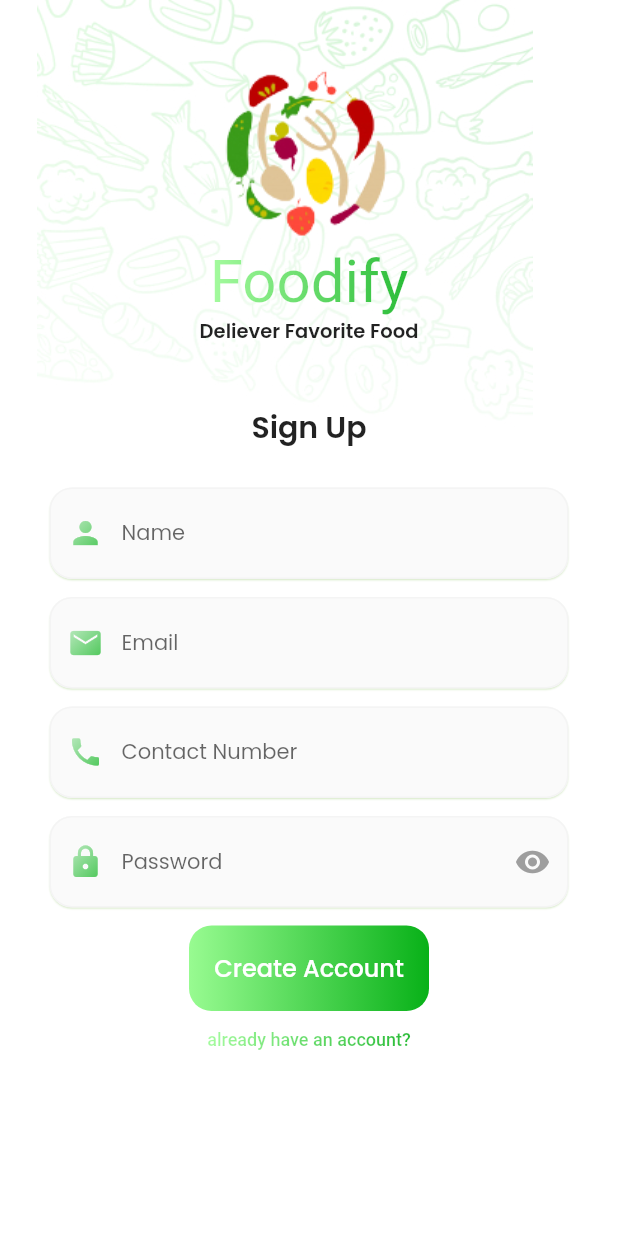
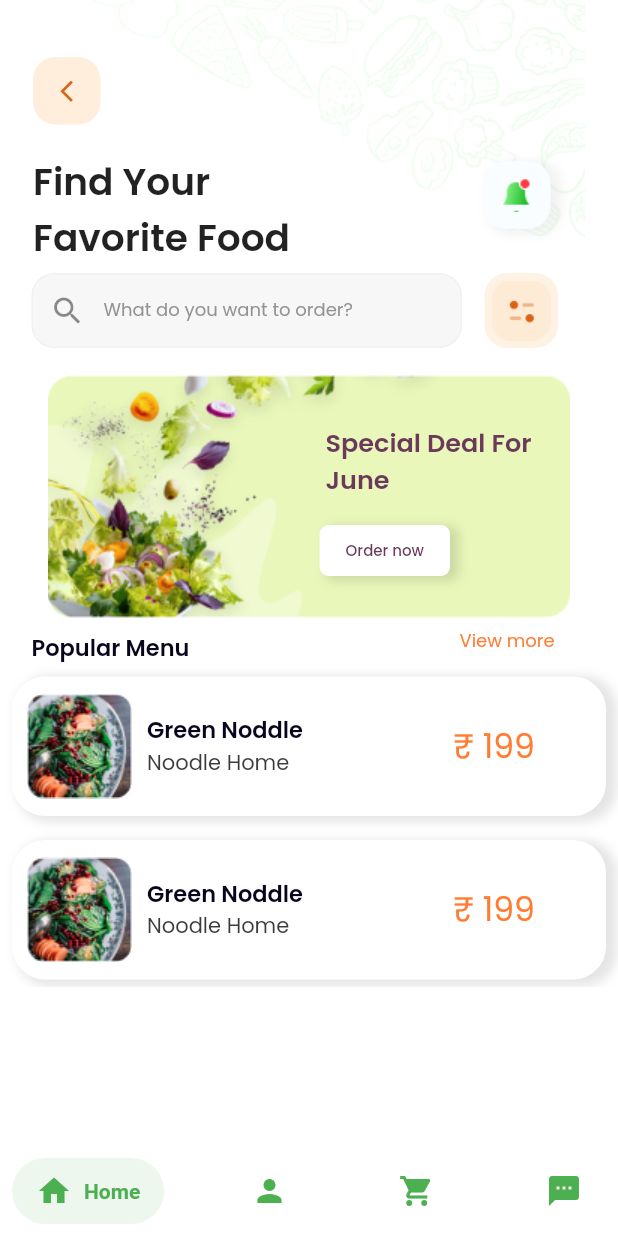
Before and after one commit to The-Robotics-Forum/flutter-ui-templates, a Flutter app: the screen it shows after launch, on a phone screen of 412 x 824 dp. Run offline on Flutter 3.47's test engine with Material 2 defaults, Android fonts, the phone set to English and light mode, and no system bars; drawn by our look-alikes of salomon_bottom_bar; our stand-ins replace animated_splash_screen, battery_plus, carousel_slider, fl_chart, flutter_map, flutter_spinkit and 15 more; missing offline and left inert: battery_indicator, flutter_settings_ui, qr_code_scanner, tab_container, torch_light; Roboto replaces fonts that are missing (Viga); project files that could hold a hidden picture were left out.

Commit message:
#119 Fixed Starter Page

```diff
--- /dev/null
+++ b/projects/canteen_app/lib/Screen/bottom_nav_bar.dart
@@ -0,0 +1,60 @@
+import 'package:canteen_app/Screen/starter_page.dart';
+import 'package:flutter/material.dart';
+import 'package:salomon_bottom_bar/salomon_bottom_bar.dart';
+
+class BottomNavigationBarUI extends StatefulWidget {
+  const BottomNavigationBarUI({Key? key}) : super(key: key);
+
+  @override
+  State<BottomNavigationBarUI> createState() => _BottomNavigationBarUIState();
+}
+
+class _BottomNavigationBarUIState extends State<BottomNavigationBarUI> {
+  var _currentIndex = 0;
+
+  @override
+  Widget build(BuildContext context) {
+    return  SalomonBottomBar(
+        currentIndex: _currentIndex,
+        onTap: (i) => setState(() => _currentIndex = i),
+        items: [
+
+          SalomonBottomBarItem(
+            icon: const Icon(Icons.home),
+            title: const Text("Home"),
+            selectedColor: Colors.green,
+            unselectedColor: Colors.green,
+
+
+          ),
+
+
+
+          SalomonBottomBarItem(
+            icon: const Icon(Icons.person),
+            title: const Text("Account"),
+              selectedColor: Colors.green,
+              unselectedColor: Colors.green
+
+          ),
+
+
+          SalomonBottomBarItem(
+            icon: const Icon(Icons.shopping_cart),
+            title: const Text("Cart"),
+              selectedColor: Colors.green,
+              unselectedColor: Colors.green
+          ),
+
+
+          SalomonBottomBarItem(
+            icon: const Icon(Icons.sms),
+            title: const Text("Chats"),
+              selectedColor: Colors.green,
+              unselectedColor: Colors.green
+          ),
+        ],
+
+    );
+  }
+}
--- /dev/null
+++ b/projects/canteen_app/lib/Screen/starter_page.dart
@@ -0,0 +1,248 @@
+import 'package:canteen_app/Screen/bottom_nav_bar.dart';
+import 'package:flutter/material.dart';
+import 'package:google_fonts/google_fonts.dart';
+
+class StaterPageScreen extends StatefulWidget {
+  const StaterPageScreen({Key? key}) : super(key: key);
+
+  @override
+  State<StaterPageScreen> createState() => _StaterPageScreenState();
+}
+
+class _StaterPageScreenState extends State<StaterPageScreen> {
+  @override
+  Widget build(BuildContext context) {
+    return Scaffold(
+      backgroundColor: const Color(0xFFFFFFFF),
+      bottomNavigationBar: const BottomNavigationBarUI(),
+      body: SafeArea(
+        child: Stack(children: [
+          const Image(image: AssetImage('assets/Pattern2.jpg')),
+          Column(crossAxisAlignment: CrossAxisAlignment.start, children: [
+            Padding(
+              padding: const EdgeInsets.only(top: 38.0, left: 22),
+              child: GestureDetector(
+                onTap: () {
+                  Navigator.pop(context);
+                },
+                child: Container(
+                  height: 45,
+                  width: 45,
+                  decoration: BoxDecoration(
+                    borderRadius: BorderRadius.circular(15),
+                    color: const Color(0xFFF9A84D).withOpacity(0.2),
+                  ),
+                  child: const Icon(
+                    Icons.arrow_back_ios_new_outlined,
+                    size: 17,
+                    color: Color(0xFFDA6317),
+                  ),
+                ),
+              ),
+            ),
+            Row(
+              children: [
+                Padding(
+                  padding: const EdgeInsets.only(top: 20.0, left: 22),
+                  child: Container(
+                      width: 200,
+                      child: Text(
+                        'Find Your Favorite Food',
+                        style: GoogleFonts.poppins(fontSize: 25, fontWeight: FontWeight.w600),
+                      )),
+                ),
+                const SizedBox(
+                  width: 100,
+                ),
+                Container(
+                  height: 45,
+                  width: 45,
+                  decoration: BoxDecoration(color: const Color(0xFFFAFDFF), borderRadius: BorderRadius.circular(15), boxShadow: [
+                    BoxShadow(
+                      color: Colors.black.withOpacity(0.05),
+                      blurRadius: 5,
+                      spreadRadius: 2,
+                      offset: const Offset(5, 2),
+                    )
+                  ]),
+                  child: const Center(
+                    child: Image(
+                      image: AssetImage('assets/notifiaction.png'),
+                      height: 23,
+                      width: 19,
+                    ),
+                  ),
+                )
+              ],
+            ),
+            const SizedBox(
+              height: 5,
+            ),
+            Row(
+              mainAxisAlignment: MainAxisAlignment.start,
+              children: [
+                Padding(
+                  padding: const EdgeInsets.only(left: 21.0),
+                  child: Container(
+                    height: 50,
+                    width: 287,
+                    decoration: BoxDecoration(borderRadius: BorderRadius.circular(15)),
+                    child: TextField(
+                      decoration: InputDecoration(
+                          prefixIcon: const Icon(Icons.search),
+                          filled: true,
+                          fillColor: const Color(0xFFCCCCCC).withOpacity(0.15),
+                          enabledBorder: OutlineInputBorder(
+                              borderRadius: BorderRadius.circular(15), borderSide: BorderSide(color: const Color(0xFFCCCCCC).withOpacity(0.15))),
+                          focusedBorder: InputBorder.none,
+                          hintText: 'What do you want to order?',
+                          hintStyle: GoogleFonts.poppins(fontSize: 12, fontWeight: FontWeight.w400, color: const Color(0xFF939393))),
+                    ),
+                  ),
+                ),
+                const SizedBox(
+                  width: 15,
+                ),
+                Container(
+                  height: 50,
+                  width: 49,
+                  decoration: BoxDecoration(
+                    color: const Color(0xFFF9A84D).withOpacity(0.15),
+                    borderRadius: BorderRadius.circular(15),
+                  ),
+                  child: const Center(
+                    child: Image(
+                      image: AssetImage('assets/FilterIcon.png'),
+                      height: 40,
+                      width: 40,
+                    ),
+                  ),
+                )
+              ],
+            ),
+            const SizedBox(
+              height: 18,
+            ),
+            Stack(
+              children: [
+                const Center(child: Image(image: AssetImage('assets/Frame.png'))),
+                Positioned(
+                    right: 45,
+                    top: 32,
+                    child: SizedBox(
+                        width: 150,
+                        child: Text(
+                          'Special Deal For June',
+                          style: GoogleFonts.poppins(fontWeight: FontWeight.w600, fontSize: 17, color: const Color(0xFF6B3A5B)),
+                        ))),
+                Positioned(
+                    right: 112,
+                    top: 100,
+                    child: GestureDetector(
+                      onTap: () {},
+                      child: Container(
+                          height: 34,
+                          width: 87,
+                          alignment: Alignment.center,
+                          decoration: BoxDecoration(
+                              color: const Color(0xFFFFFFFF),
+                              borderRadius: BorderRadius.circular(6),
+                              boxShadow: const [BoxShadow(color: Colors.black12, blurRadius: 5, spreadRadius: 1, offset: Offset(5, 2))]),
+                          child: Text(
+                            'Order now',
+                            style: GoogleFonts.poppins(fontWeight: FontWeight.w500, fontSize: 10, color: const Color(0xFF6B3A5B)),
+                          )),
+                    ))
+              ],
+            ),
+            Row(
+              children: [
+                Padding(
+                  padding: const EdgeInsets.only(left: 21.0, top: 8),
+                  child: Text(
+                    'Popular Menu',
+                    style: GoogleFonts.poppins(fontSize: 15, fontWeight: FontWeight.w600, color: const Color(0xFF09051C)),
+                  ),
+                ),
+                const SizedBox(
+                  width: 180,
+                ),
+                GestureDetector(
+                  onTap: () {},
+                  child: Text(
+                    'View more',
+                    style: GoogleFonts.poppins(fontSize: 12, fontWeight: FontWeight.w400, color: const Color(0xFFFF7C32)),
+                  ),
+                ),
+              ],
+            ),
+            Container(
+              height: 215,
+              child: ListView.builder(
+                  itemCount: 5,
+                  itemBuilder: (context, index) {
+                    return const Padding(
+                      padding: EdgeInsets.all(8.0),
+                      child: StarterCard(),
+                    );
+                  }),
+            )
+          ]),
+        ]),
+      ),
+    );
+  }
+}
+
+class StarterCard extends StatelessWidget {
+  const StarterCard({Key? key}) : super(key: key);
+
+  @override
+  Widget build(BuildContext context) {
+    return Container(
+      height: 93,
+      width: 348,
+      decoration: BoxDecoration(color: Colors.white, borderRadius: BorderRadius.circular(22), boxShadow: [
+        BoxShadow(
+          color: Colors.black.withOpacity(0.1),
+          blurRadius: 5,
+          spreadRadius: 2,
+          offset: const Offset(5, 2),
+        )
+      ]),
+      child: Row(
+        children: [
+          const Padding(
+            padding: EdgeInsets.all(10),
+            child: Image(
+              image: AssetImage('assets/StarterMenu.png'),
+            ),
+          ),
+          Column(
+            crossAxisAlignment: CrossAxisAlignment.start,
+            children: [
+              Padding(
+                padding: const EdgeInsets.only(top: 24.0),
+                child: Text(
+                  'Green Noddle',
+                  style: GoogleFonts.poppins(fontSize: 15, fontWeight: FontWeight.w600, color: const Color(0xFF09051C)),
+                ),
+              ),
+              Text(
+                'Noodle Home',
+                style: GoogleFonts.poppins(fontSize: 14, fontWeight: FontWeight.w400, color: const Color(0xFF3B3B3B)),
+              ),
+            ],
+          ),
+          const SizedBox(
+            width: 100,
+          ),
+          Text(
+            '\u{20B9} 199',
+            style: GoogleFonts.poppins(fontSize: 22, fontWeight: FontWeight.w400, color: const Color(0xFFFF7C32)),
+          )
+        ],
+      ),
+    );
+  }
+}
--- a/projects/canteen_app/lib/main.dart
+++ b/projects/canteen_app/lib/main.dart
@@ -1,4 +1,5 @@
 import 'package:canteen_app/Screen/Register/registrationScreen.dart';
+import 'package:canteen_app/Screen/starter_page.dart';
 import 'package:canteen_app/dashboard.dart';
 import 'package:flutter/material.dart';
 
@@ -18,7 +19,7 @@ class MyApp extends StatelessWidget {
         primarySwatch: Colors.blue,
       ),
       debugShowCheckedModeBanner: false,
-      home: const RegisterScreen(),
+      home: const StaterPageScreen(),
     );
   }
 }
--- a/projects/canteen_app/pubspec.yaml
+++ b/projects/canteen_app/pubspec.yaml
@@ -36,6 +36,7 @@ dependencies:
   cupertino_icons: ^1.0.2
   google_fonts: ^3.0.1
   image_picker: ^0.8.5+3
+  salomon_bottom_bar: ^3.3.1
 
 
 dev_dependencies:
```
Also changed, not shown: projects/canteen_app/assets/FilterIcon.png (added), projects/canteen_app/assets/Frame.png (added), projects/canteen_app/assets/StarterMenu.png (added), projects/canteen_app/assets/notifiaction.png (added), projects/canteen_app/pubspec.lock.
